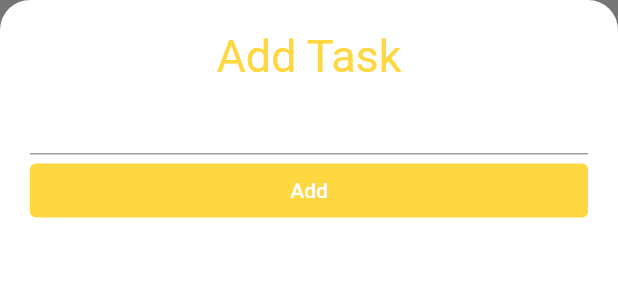
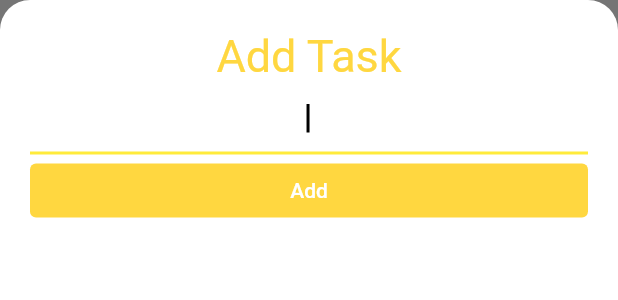
Before and after one commit to umairliaqat33/to_do_app, a Flutter app: the AddTaskScreen widget shown alone on an empty page, opened directly, on a phone screen of 412 x 824 dp. Shown: the top 300 px of the screen. Run offline on Flutter 3.47's test engine with Material 2 defaults, Android fonts, the light colour scheme and no system bars; our stand-ins replace sqflite; accounts and stored records are empty.

Commit message:
was getting problem of being check marked of all if one is check marked,solved it.  Problem of last task being deleted still remains

```diff
--- a/lib/main.dart
+++ b/lib/main.dart
@@ -137,7 +137,7 @@ class _MyHomePageState extends State<MyHomePage> {
                                     title: Text(
                                       _task!.name, //here
                                       style: TextStyle(
-                                          decoration: bool_done
+                                          decoration: _task!.done == 0
                                               ? TextDecoration.lineThrough
                                               : null),
                                     ),
--- a/lib/screen/add_task.dart
+++ b/lib/screen/add_task.dart
@@ -49,6 +49,7 @@ class _AddTaskScreenState extends State<AddTaskScreen> {
                     }
                     return null;
                   },
+                  autofocus: true,
                   cursorColor: Colors.black,
                   textInputAction: TextInputAction.next,
                   keyboardType: TextInputType.text,
```
